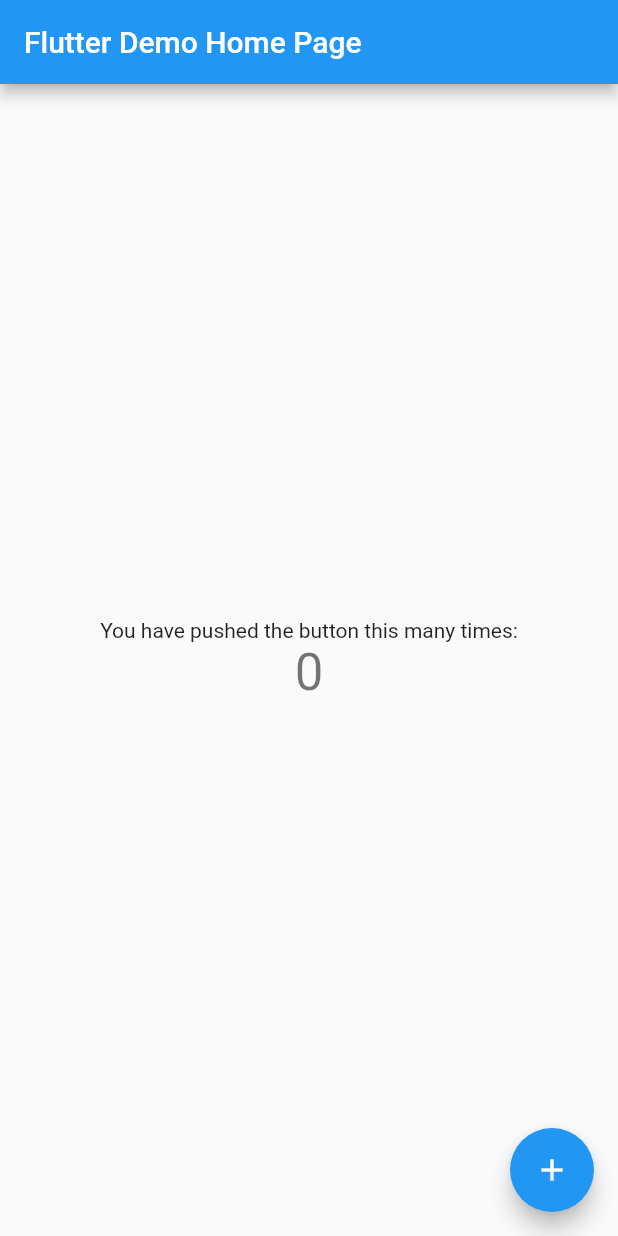
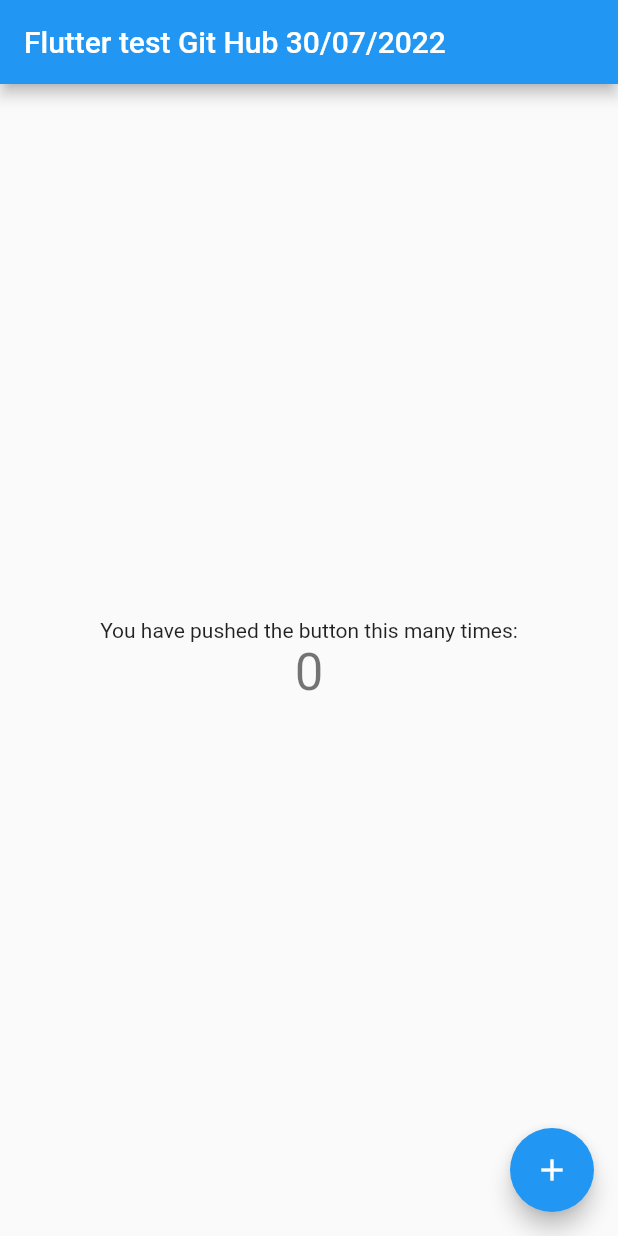
Before and after one commit to LinhNguyenVan15/testgatopro, a Flutter app: the screen it shows after launch, on a phone screen of 412 x 824 dp. Run offline on Flutter 3.47's test engine with Material 2 defaults, Android fonts, the phone set to English and light mode, and no system bars.

Commit message:
edit file maim.dart

```diff
--- a/lib/main.dart
+++ b/lib/main.dart
@@ -24,7 +24,7 @@ class MyApp extends StatelessWidget {
         // is not restarted.
         primarySwatch: Colors.blue,
       ),
-      home: const MyHomePage(title: 'Flutter Demo Home Page'),
+      home: const MyHomePage(title: 'Flutter test Git Hub 30/07/2022'),
     );
   }
 }
```
